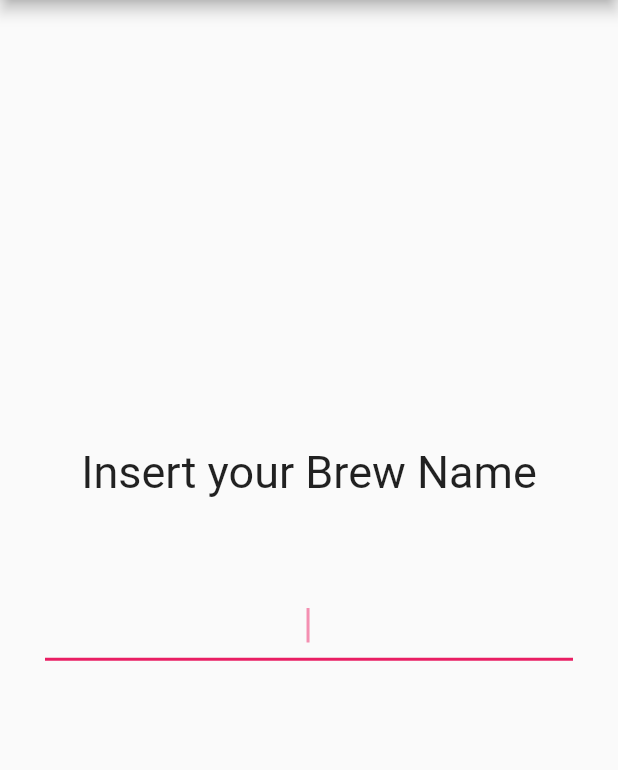
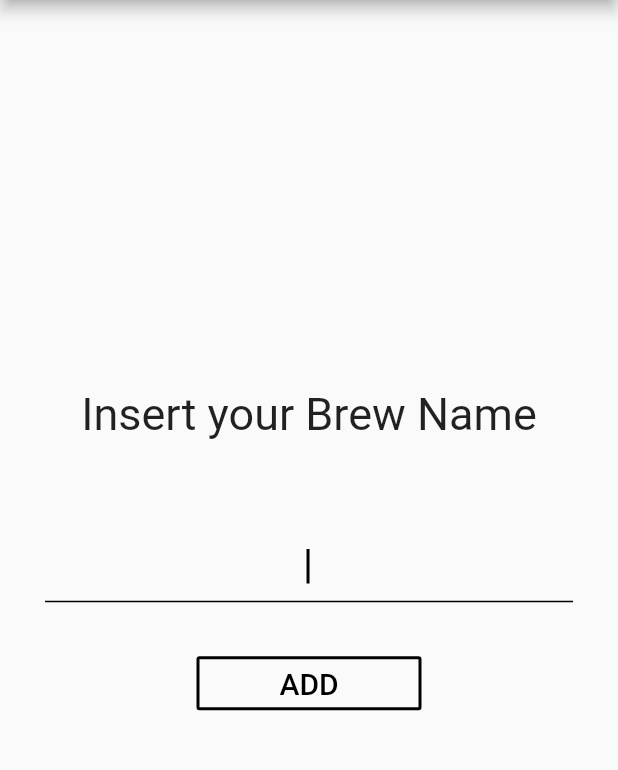
Before and after one commit to juanlatorre/alebrew, a Flutter app: the AddNewBrew screen opened directly, on a phone screen of 412 x 824 dp, the part 84-854 px from its top. Run offline on Flutter 3.47's test engine with Material 2 defaults, Android fonts, the phone set to English and light mode, and no system bars; our stand-ins replace hive, hive_flutter; accounts and stored records are empty; generated files the repository leaves out were written again.

Commit message:
Add save button to New Brew section

```diff
--- /dev/null
+++ b/lib/src/resources/functions.dart
@@ -0,0 +1,5 @@
+class Functions {
+  static void addBrewToDatabase() {
+    print("wena");
+  }
+}
--- a/lib/src/ui/pages/add_new_brew.dart
+++ b/lib/src/ui/pages/add_new_brew.dart
@@ -1,3 +1,4 @@
+import 'package:alebrew/src/resources/functions.dart';
 import 'package:alebrew/src/ui/components/appbar.dart';
 import 'package:alebrew/src/ui/components/title.dart';
 import 'package:flutter/material.dart';
@@ -42,17 +43,50 @@ class _AddNewBrewState extends State<AddNewBrew> {
                         fontSize: 20,
                       ),
                       textAlign: TextAlign.center,
-                      cursorColor: Colors.pink[200],
+                      cursorColor: Colors.black,
+                      decoration: InputDecoration(
+                        enabledBorder: UnderlineInputBorder(
+                          borderSide: BorderSide(color: Colors.black),
+                        ),
+                        focusedBorder: UnderlineInputBorder(
+                          borderSide: BorderSide(color: Colors.black),
+                        ),
+                      ),
                       autocorrect: false,
                       autofocus: true,
                       controller: _textController,
                       validator: (value) {
                         if (value.isEmpty) {
-                          return 'Please enter some text';
+                          return 'Please enter a name';
                         }
                         return null;
                       },
                     ),
+                    SizedBox(height: 30),
+                    SizedBox(
+                      width: 150,
+                      child: OutlineButton(
+                        color: Colors.grey[50],
+                        borderSide: BorderSide(
+                          color: Colors.black,
+                          style: BorderStyle.solid,
+                          width: 2,
+                        ),
+                        textColor: Colors.black,
+                        child: Text(
+                          "ADD",
+                          style: TextStyle(
+                            fontSize: 20,
+                          )
+                        ),
+                        onPressed: () {
+                          if (_formKey.currentState.validate()) {
+                            Functions.addBrewToDatabase();
+                            Navigator.pop(context);
+                          }
+                        },
+                      )
+                    )
                   ],
                 )
               )
```
Also changed, not shown: 1 other file.
